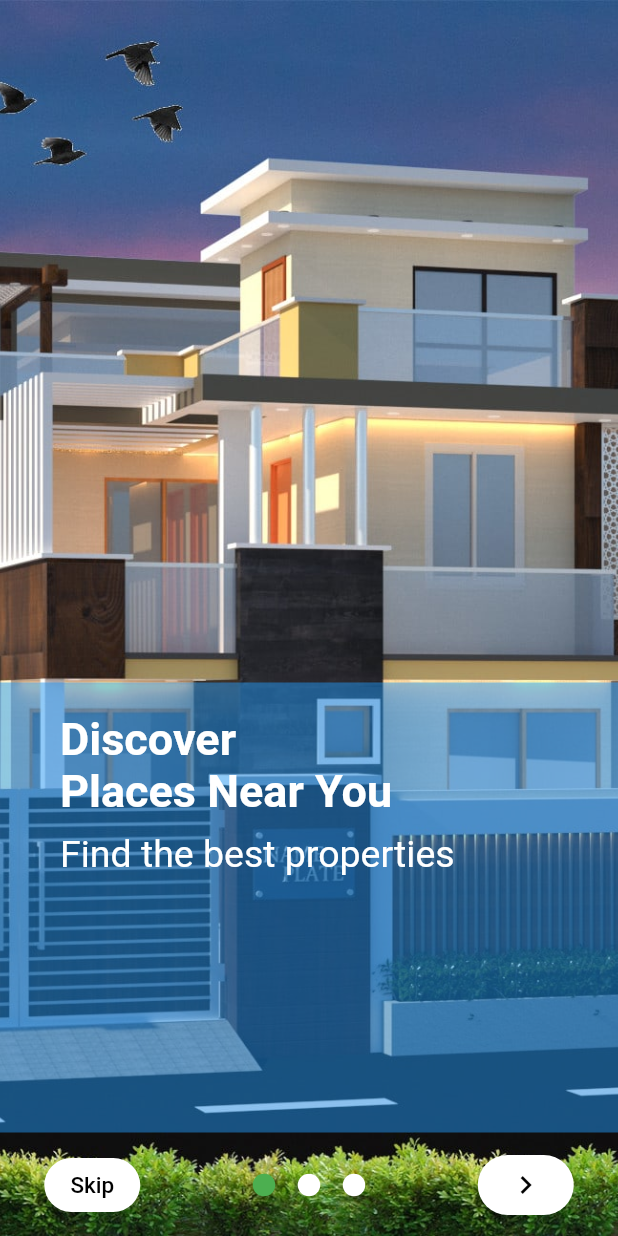
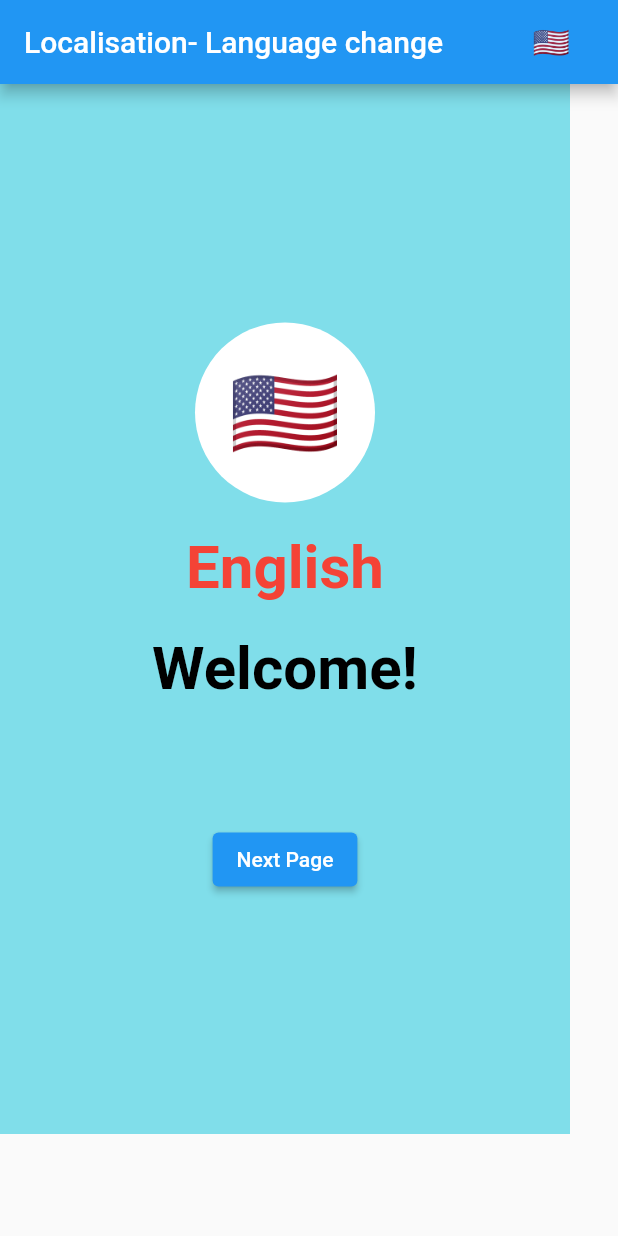
Before and after one commit to riyatyagi2021/flutter_advance, a Flutter app: the screen it shows after launch, on a phone screen of 412 x 824 dp. Run offline on Flutter 3.47's test engine with Material 2 defaults, Android fonts, the phone set to English and light mode, and no system bars; drawn by our look-alikes of intro_slider; our stand-ins replace camera, carousel_slider, chewie, firebase_auth, firebase_core, firebase_database and 14 more; missing offline and left inert: camera_platform_interface, flutter_facebook_auth; accounts and stored records are empty; generated files the repository leaves out were written again.

Commit message:
localization_done

```diff
--- /dev/null
+++ b/l10n.yaml
@@ -0,0 +1,3 @@
+arb-dir: lib/l10n
+template-arb-file: app_en.arb
+output-localization-file: app_localizations.dart
--- /dev/null
+++ b/lib/flag_widget.dart
@@ -0,0 +1,132 @@
+import 'dart:math';
+
+import 'package:flutter/material.dart';
+import 'package:provider/provider.dart';
+
+import 'l10n/i18n.dart';
+import 'locale_provider/locale_provider.dart';
+
+class FlagWidget extends StatelessWidget {
+  const FlagWidget({Key? key}) : super(key: key);
+
+  @override
+  Widget build(BuildContext context) {
+
+    final locale=Localizations.localeOf(context);
+    final flag=L10n.getFlag(locale.languageCode);
+
+    return Center(
+      child: CircleAvatar(
+        backgroundColor: Colors.white,
+        radius: 60,
+        child: Text(
+          flag,
+          style: TextStyle(fontSize: 60),
+        ),
+      ),
+    );
+  }
+}
+
+
+
+class LanguagePickerWidget extends StatefulWidget {
+  const LanguagePickerWidget({Key? key}) : super(key: key);
+
+  @override
+  _LanguagePickerWidgetState createState() => _LanguagePickerWidgetState();
+}
+
+class _LanguagePickerWidgetState extends State<LanguagePickerWidget> {
+  Locale? locale;
+  @override
+  Widget build(BuildContext context) {
+    final provider = Provider.of<LocaleProvider>(context);
+    var locale = provider.locale ?? Locale('en');
+
+    print(provider.locale?.languageCode);
+    return DropdownButtonHideUnderline(
+      child: DropdownButton(
+        value: locale,
+        icon: Container(width: 12),
+        iconDisabledColor: Colors.yellow,
+        iconEnabledColor: Colors.red,
+        items: L10n.all.map(
+              (locale) {
+            final flag = L10n.getFlag(locale.languageCode);
+            print(locale.toString()+"  codes");
+            return DropdownMenuItem(
+              child: Center(
+                child: Text(
+                  flag,
+                  style: TextStyle(fontSize: 20),
+                ),
+              ),
+              value: locale,
+              onTap: () {
+                final provider =
+                Provider.of<LocaleProvider>(context, listen: false);
+              //  print(" code after tap"+ provider.locale?.toString());
+                provider.setLocale(locale);
+              },
+            );
+          },
+        ).toList(),
+        onChanged: (_) {
+         /* setState(() {
+            locale=(value as Locale?)? ;
+          });*/
+        },
+      ),
+    );
+  }
+}
+
+
+
+/*
+class LanguagePickerWidget extends StatelessWidget {
+  String? choosenValue;
+
+  @override
+  Widget build(BuildContext context) {
+    final provider = Provider.of<LocaleProvider>(context);
+    final locale = provider.locale ?? Locale('en');
+
+    print(provider.locale?.languageCode);
+
+    return DropdownButtonHideUnderline(
+      child: DropdownButton(
+        value: locale,
+        icon: Container(width: 12),
+        items: L10n.all.map(
+              (locale) {
+            final flag = L10n.getFlag(locale.languageCode);
+            print(flag+"cgxfcvb");
+            return DropdownMenuItem(
+              child: Center(
+                child: Text(
+                  flag,
+                  style: TextStyle(fontSize: 32),
+                ),
+              ),
+              value: locale,
+              onTap: () {
+                final provider =
+                Provider.of<LocaleProvider>(context, listen: false);
+
+                provider.setLocale(locale);
+              },
+            );
+          },
+        ).toList(),
+        onChanged: (locale) {
+          setState(() {
+            chosenValue=value!;
+          });
+        },
+      ),
+    );
+  }
+}
+*/
--- /dev/null
+++ b/lib/l10n/app_en.arb
@@ -0,0 +1,9 @@
+{
+
+"language":"English",
+"@language":{
+"description": "The current language"
+},
+"welcome":"Welcome!"
+
+}
--- /dev/null
+++ b/lib/l10n/app_hi.arb
@@ -0,0 +1,10 @@
+{
+           "language":"मानक हिंदी",
+           "@language":{
+           "description":"The current language"
+           },
+  "welcome":"स्वागत हो"
+
+
+
+}
--- /dev/null
+++ b/lib/l10n/i18n.dart
@@ -0,0 +1,24 @@
+
+
+import 'dart:ui';
+
+class L10n{
+
+  static final all=[
+
+    Locale('hi', ''),
+    Locale('es', ''), //spanish
+    Locale('en', ''),
+  ];
+
+  static String getFlag(String code){
+
+    switch(code){
+      case 'hi':return '🇮🇳';
+      case 'es':return '🇪🇸';
+      default: return '🇺🇸';
+    }
+
+  }
+
+}
--- /dev/null
+++ b/lib/locale_provider/locale_provider.dart
@@ -0,0 +1,24 @@
+import 'package:advance_flutter/l10n/i18n.dart';
+import 'package:flutter/material.dart';
+
+class LocaleProvider extends ChangeNotifier{
+
+  Locale? _locale;
+
+  Locale? get locale=> _locale;
+
+  void setLocale(Locale locale){
+    if(!L10n.all.contains(locale))
+      return;
+
+    _locale=_locale;
+    notifyListeners();
+  }
+
+  void clearLocale(){
+    _locale=null;
+    notifyListeners();
+  }
+
+
+}
--- a/lib/main.dart
+++ b/lib/main.dart
@@ -63,6 +63,8 @@ class _PhoneAuthenticationState extends State<PhoneAuthentication> {
   }*/
 
 import 'package:advance_flutter/google_authenticatuon/google_sign_in.dart';
+import 'package:advance_flutter/locale_provider/locale_provider.dart';
+import 'package:advance_flutter/slider_demo.dart';
 import 'package:flutter/foundation.dart';
 import 'package:flutter/material.dart';
 import 'package:flutter_local_notifications/flutter_local_notifications.dart';
@@ -70,9 +72,14 @@ import 'package:intro_slider/intro_slider.dart';
 import 'package:intro_slider/slide_object.dart';
 import 'package:firebase_core/firebase_core.dart';
 import 'package:firebase_messaging/firebase_messaging.dart';
-
-
+import 'package:flutter_localizations/flutter_localizations.dart';
+import 'package:provider/provider.dart';
+import 'package:provider/provider.dart';
+import 'package:provider/provider.dart';
+import 'flag_widget.dart';
 import 'home_main.dart';
+import 'l10n/i18n.dart';
+import 'package:flutter_gen/gen_l10n/app_localizations.dart';
 
 
 // AndroidInitializationSettings('app_icon');
@@ -117,219 +124,89 @@ Future <void> main() async{
 
 class MyApp extends StatelessWidget {
   @override
-  Widget build(BuildContext context) {
+  Widget build(BuildContext context) => ChangeNotifierProvider(
+    create:(_)=>LocaleProvider(),
+    builder:(context,child){
+      final provider=Provider.of<LocaleProvider>(context);
+      print(provider.locale?.languageCode);
     return MaterialApp(
       themeMode: ThemeMode.dark,
       //darkTheme: ThemeData.dark(),
-      home: Intro(),
+      home: LanguageChange(),
       debugShowCheckedModeBanner: false,
+      supportedLocales: L10n.all,
+
+      locale: provider.locale,
+      localizationsDelegates: [
+        AppLocalizations.delegate,
+        GlobalCupertinoLocalizations.delegate,
+        GlobalMaterialLocalizations.delegate,
+        GlobalWidgetsLocalizations.delegate
+      ],
     );
-  }
+  });
 }
 
-
-class Intro extends StatefulWidget {
-  const Intro({Key? key}) : super(key: key);
+class LanguageChange extends StatefulWidget {
+  const LanguageChange({Key? key}) : super(key: key);
 
   @override
-  _IntroState createState() => _IntroState();
+  _LanguageChangeState createState() => _LanguageChangeState();
 }
 
-class _IntroState extends State<Intro> {
-
-  List<Slide> slides=[];
+class _LanguageChangeState extends State<LanguageChange> {
 
   @override
   void initState() {
     super.initState();
 
-    slides.add(
-      Slide(
-        backgroundColor: Colors.white,
+    WidgetsBinding.instance!.addPostFrameCallback((_) {
+      final provider = Provider.of<LocaleProvider>(context, listen: false);
 
-        centerWidget:Center(
-          child: Container(
-            // alignment: Alignment.bottomCenter,
-            margin: EdgeInsets.only(top: 300),
-            padding: EdgeInsets.only(top: 20,left: 40),
-            color: Colors.blue.withOpacity(0.5),
-            height: 300,
-            width: 500,
-            // decoration: ,
-            child: Column(
-              crossAxisAlignment: CrossAxisAlignment.start,
-              children: [
-                Text("Discover\nPlaces Near You",textAlign: TextAlign.left,style:TextStyle(
-                    color: Colors.white,
-                    fontWeight: FontWeight.bold,
-                    fontSize: 30
-                ),),
-                SizedBox(height: 10,),
-                Text("Find the best properties",style:TextStyle(
-                    color: Colors.white,
-                    // fontWeight: FontWeight.bold,
-                    fontSize: 25
-                ),)
-              ],
-            ),
-          ),
-        ),
-        backgroundImage:'assets/images/villa5.jpeg' ,
-        backgroundImageFit: BoxFit.fitHeight,
-        backgroundOpacity: 0.0,
-
-      ),
-    );
-
-    slides.add(
-      Slide(
-          centerWidget:Center(
-            child: Container(
-              margin: EdgeInsets.only(top: 300),
-              padding: EdgeInsets.only(top: 20,left: 40),
-              color: Colors.blue.withOpacity(0.5),
-              height: 300,
-              width: 400,
-
-              // decoration: ,
-              child: Column(
-                crossAxisAlignment: CrossAxisAlignment.start,
-                children: [
-                  Text("Search\nProperties Easily",style:TextStyle(
-                      color: Colors.white,
-                      fontWeight: FontWeight.bold,
-                      fontSize: 30
-                  ),),
-                  SizedBox(height: 10,),
-                  Text("World's most attractive locations",style:TextStyle(
-                      color: Colors.white,
-                      //fontWeight: FontWeight.bold,
-                      fontSize:25
-                  ),)
-                ],
-              ),
-            ),
-          ),
-          backgroundImage:'assets/images/villa2.png' ,
-          backgroundImageFit: BoxFit.cover,
-        backgroundOpacity: 0.0,
-      ),
-    );
-
-    slides.add(
-      Slide(
-          centerWidget:Center(
-            child: Container(
-              margin: EdgeInsets.only(top: 300),
-              padding: EdgeInsets.only(top: 20,left: 40),
-              color: Colors.blue.withOpacity(0.5),
-              height: 300,
-              width: 400,
-              // decoration: ,
-              child: Column(
-                crossAxisAlignment: CrossAxisAlignment.start,
-                children: [
-                  Text("Ready to move\nProperties",style:TextStyle(
-                      color: Colors.white,
-                      fontWeight: FontWeight.bold,
-                      fontSize: 30
-                  ),),
-                  SizedBox(height: 10,),
-                  Text("Become part of our success story",style:TextStyle(
-                      color: Colors.white,
-                      // fontWeight: FontWeight.bold,
-                      fontSize:25
-                  ),)
-                ],
-              ),
-            ),
-          ),
-          backgroundImage:'assets/images/villa5.jpeg' ,
-          backgroundImageFit: BoxFit.fitHeight,
-        backgroundOpacity: 0.0
-        // widthImage: 350,
-        // heightImage:  700,
-
-      ),
-    );
-  }
-
-  void onDonePress(){
-
-  }
-
-  void onSkipPress(){
-/* Navigator.push(
-      context,
-      MaterialPageRoute(builder: (context) => PhoneAuthentication()),
-    );*/
- Navigator.push(
-      context,
-      MaterialPageRoute(builder: (context) => Hello()),
-    );
-
-   /* Navigator.push(
-      context,
-      MaterialPageRoute(builder: (context) => LoginGoogle()),
-    );*/
-
-  }
-
-  Widget renderSkipBtn(){
-    return Text(
-      "Skip", style: TextStyle(fontSize: 15,color: Colors.black),
-    );
-  }
-
-  Widget renderNxtBtn(){
-    return Icon(
-      Icons.navigate_next,
-      color: Colors.black,
-    );
-  }
-
-  Widget renderDonebtn(){
-    return Text(
-      "Done", style: TextStyle(fontSize: 15,color: Colors.black),
-    );
-  }
-
-  ButtonStyle myButtonStyle() {
-    return ButtonStyle(
-      shape: MaterialStateProperty.all<OutlinedBorder>(StadiumBorder()),
-      backgroundColor: MaterialStateProperty.all<Color>(Colors.white),
-      overlayColor: MaterialStateProperty.all<Color>(Colors.green),
-    );
+      provider.clearLocale();
+    });
   }
 
 
   @override
   Widget build(BuildContext context) {
-    return IntroSlider(
-      slides: this.slides,
-
-      renderSkipBtn: this.renderSkipBtn(),
-      onSkipPress: this.onSkipPress,
-      skipButtonStyle: myButtonStyle(),
-
-      renderNextBtn: this.renderNxtBtn(),
-      nextButtonStyle: myButtonStyle(),
-
-      renderDoneBtn: this.renderDonebtn(),
-      onDonePress: this.onDonePress,
-      doneButtonStyle: myButtonStyle(),
-
-
-      colorDot: Colors.white,
-      colorActiveDot: Colors.green,
-      // typeDotAnimation: dotSliderAnimation.SIZE_TRANSITION,
-      sizeDot: 15.0,
-
-      //hideStatusBar: true,
-      backgroundColorAllSlides: Colors.blue,
-
-
-      //verticalScrollbarBehavior: scrollbarBehavior.SHOW_ALWAYS,
+    return Scaffold(
+      appBar: AppBar(
+        actions: [
+          LanguagePickerWidget(),
+          SizedBox(width: 20,)
+        ],
+        title: Text("Localisation- Language change"),
+      ),
+      body: Container(
+        color: Colors.cyan[200],
+        height: 700,
+        width: 380,
+        child: Column(
+          mainAxisAlignment: MainAxisAlignment.center,
+          children: [
+            FlagWidget(),
+            SizedBox(height: 20,),
+            Text(
+                AppLocalizations.of(context)!.language,
+              style: TextStyle(fontWeight: FontWeight.bold,fontSize: 40,color: Colors.red),
+            ),
+            SizedBox(height: 20,),
+            Text(
+              AppLocalizations.of(context)!.welcome,
+              style: TextStyle(fontWeight: FontWeight.bold,fontSize: 40,color: Colors.black),
+            ),
+            SizedBox(height: 80,),
+            ElevatedButton(onPressed: (){
+              Navigator.push(
+                context,
+                MaterialPageRoute(builder: (context) => Intro()),
+              );
+            },
+                child: Text("Next Page"))
+          ],
+        ),
+      ),
     );
   }
 }
```
Also changed, not shown: lib/slider_demo.dart (added, +211 -0 lines), pubspec.yaml (+9 -0 lines), pubspec.lock.
